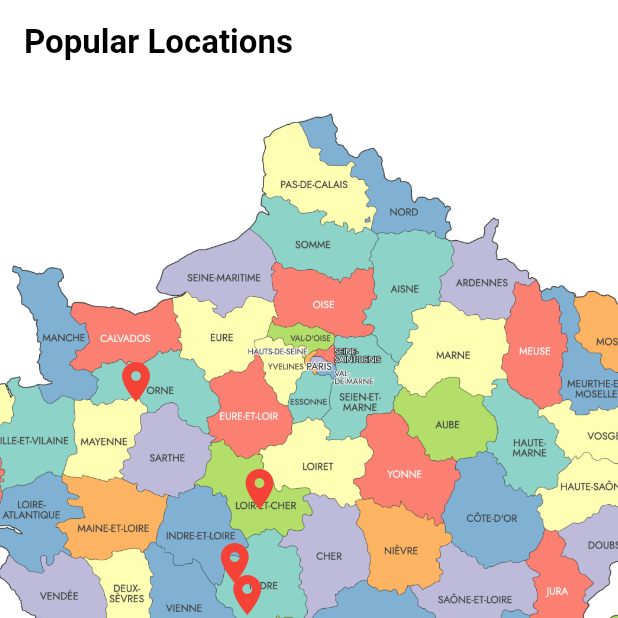
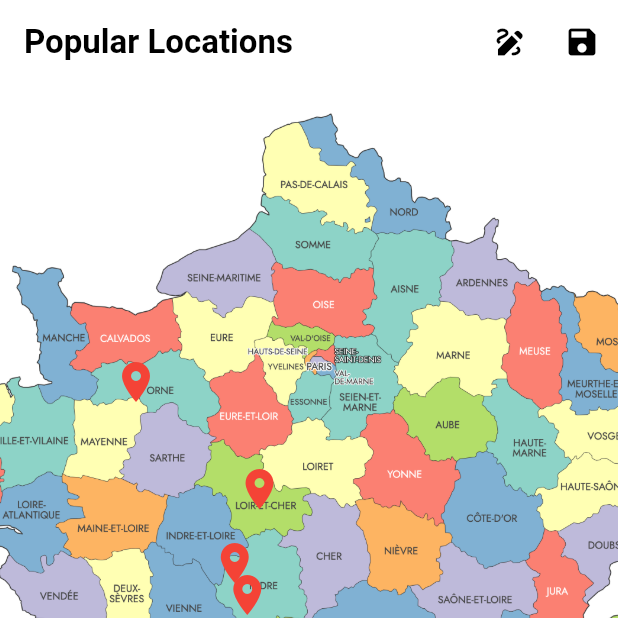
Before and after one commit to hassan-SS-cs/x_france_app, a Flutter app: the screen it shows after launch, item 2 of the bottom bar chosen, on a phone screen of 412 x 824 dp, the top half of it. Run offline on Flutter 3.47's test engine with Material 3 defaults, Android fonts, the phone set to English and light mode, and no system bars; our stand-ins replace audioplayers, webview_flutter; missing offline and left inert: gal; network calls fail.

Commit message:
add drawing functionality to travel page with map interaction and save feature

```diff
--- a/lib/pages/travel_page.dart
+++ b/lib/pages/travel_page.dart
@@ -1,4 +1,7 @@
+import 'dart:ui' as ui;
 import 'package:flutter/material.dart';
+import 'package:flutter/rendering.dart';
+import 'package:gal/gal.dart';
 import 'package:url_launcher/url_launcher.dart';
 
 class Attraction {
@@ -63,6 +66,39 @@ final List<Attraction> attractions = [
   ),
 ];
 
+class DrawnLine {
+  final List<Offset> points;
+  DrawnLine(this.points);
+}
+
+class MapPainter extends CustomPainter {
+  final List<DrawnLine> lines;
+  final List<Offset> currentLine;
+
+  MapPainter({required this.lines, required this.currentLine});
+
+  @override
+  void paint(Canvas canvas, Size size) {
+    final paint = Paint()
+      ..color = Colors.red
+      ..strokeWidth = 5
+      ..strokeCap = StrokeCap.round
+      ..style = PaintingStyle.stroke;
+
+    for (final line in lines) {
+      for (int i = 0; i < line.points.length - 1; i++) {
+        canvas.drawLine(line.points[i], line.points[i + 1], paint);
+      }
+    }
+    for (int i = 0; i < currentLine.length - 1; i++) {
+      canvas.drawLine(currentLine[i], currentLine[i + 1], paint);
+    }
+  }
+
+  @override
+  bool shouldRepaint(MapPainter oldDelegate) => true;
+}
+
 class TravelPage extends StatefulWidget {
   const TravelPage({super.key});
 
@@ -71,6 +107,45 @@ class TravelPage extends StatefulWidget {
 }
 
 class _TravelPageState extends State<TravelPage> {
+  final GlobalKey _repaintKey = GlobalKey();
+  bool _isDrawing = false;
+  final List<DrawnLine> _lines = [];
+  List<Offset> _currentLine = [];
+
+  void _onPanStart(DragStartDetails details) {
+    if (!_isDrawing) return;
+    setState(() => _currentLine = [details.localPosition]);
+  }
+
+  void _onPanUpdate(DragUpdateDetails details) {
+    if (!_isDrawing) return;
+    setState(() => _currentLine.add(details.localPosition));
+  }
+
+  void _onPanEnd(DragEndDetails details) {
+    if (!_isDrawing) return;
+    setState(() {
+      _lines.add(DrawnLine(List.from(_currentLine)));
+      _currentLine = [];
+    });
+  }
+
+  Future<void> _saveImage() async {
+    final boundary =
+        _repaintKey.currentContext?.findRenderObject()
+            as RenderRepaintBoundary?;
+    if (boundary == null) return;
+    final image = await boundary.toImage(pixelRatio: 3.0);
+    final byteData = await image.toByteData(format: ui.ImageByteFormat.png);
+    final bytes = byteData!.buffer.asUint8List();
+    await Gal.putImageBytes(bytes);
+    if (mounted) {
+      ScaffoldMessenger.of(
+        context,
+      ).showSnackBar(SnackBar(content: Text('Map saved to gallery!')));
+    }
+  }
+
   void _showAttractionDialog(Attraction attraction) {
     showDialog(
       context: context,
@@ -196,13 +271,26 @@ class _TravelPageState extends State<TravelPage> {
           'Popular Locations',
           style: TextStyle(fontWeight: FontWeight.bold),
         ),
+        actions: [
+          IconButton(
+            icon: Icon(
+              Icons.draw,
+              color: _isDrawing ? Colors.blue : Colors.black,
             ),
-      body: LayoutBuilder(
+            onPressed: () => setState(() => _isDrawing = !_isDrawing),
+          ),
+          IconButton(icon: Icon(Icons.save), onPressed: _saveImage),
+        ],
+      ),
+      body: RepaintBoundary(
+        key: _repaintKey,
+        child: LayoutBuilder(
           builder: (context, constraints) {
             final mapWidth = constraints.maxWidth;
             final mapHeight = constraints.maxHeight;
 
             return InteractiveViewer(
+              panEnabled: !_isDrawing,
               minScale: 1.0,
               maxScale: 5.0,
               child: SizedBox(
@@ -215,6 +303,18 @@ class _TravelPageState extends State<TravelPage> {
                       width: mapWidth,
                       height: mapHeight,
                       fit: BoxFit.cover,
+                    ),
+                    GestureDetector(
+                      onPanStart: _onPanStart,
+                      onPanUpdate: _onPanUpdate,
+                      onPanEnd: _onPanEnd,
+                      child: CustomPaint(
+                        painter: MapPainter(
+                          lines: _lines,
+                          currentLine: _currentLine,
+                        ),
+                        size: Size(mapWidth, mapHeight),
+                      ),
                     ),
                     ...attractions.map((attraction) {
                       return Positioned(
@@ -236,6 +336,7 @@ class _TravelPageState extends State<TravelPage> {
             );
           },
         ),
+      ),
     );
   }
 }
```
Lines whose indentation alone changed are shown as unchanged.
